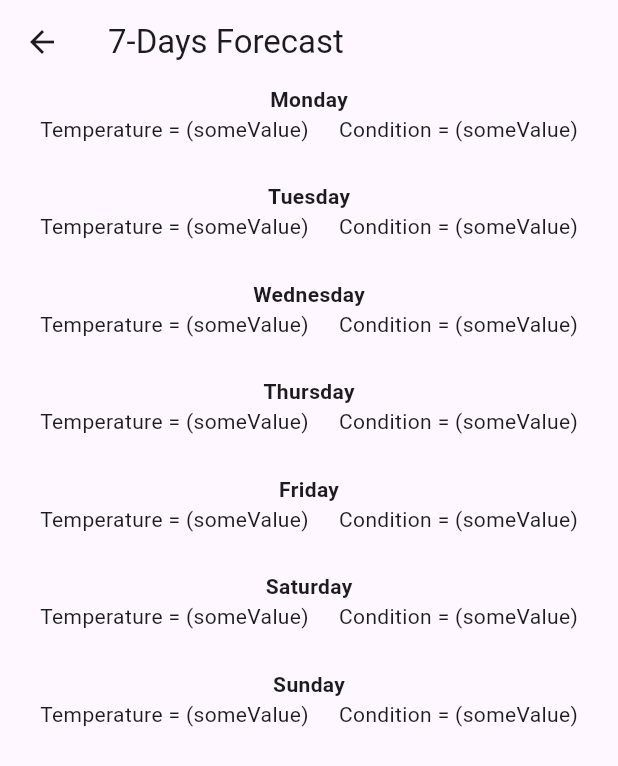
After one commit to iKeiNagai/Mobile-Apps, a Flutter app: the screen it shows after launch, after a tap on "7-day weather", on a phone screen of 412 x 824 dp. The commit adds this screen. Shown: the top 766 px of the screen. Run offline on Flutter 3.47's test engine with Material 3 defaults, Android fonts, the phone set to English and light mode, and no system bars.

Commit message:
Implemented 7-day weather forecast feature

```diff
--- a/weather_info_app/lib/main.dart
+++ b/weather_info_app/lib/main.dart
@@ -1,5 +1,6 @@
 import 'package:flutter/material.dart';
 import 'dart:math';
+import 'sevenDayForecast.dart';
 
 void main() {
   runApp(MyApp());
@@ -75,6 +76,16 @@ class _HomePageState extends State<HomePage> {
                       });
                     },
                     child: Text('Fetch Weather')),
+                OutlinedButton(
+                  onPressed:(){
+                    Navigator.push(
+                            context,
+                            MaterialPageRoute(
+                              builder: (context) => sevenDayForecast()
+                            ),
+                          );
+                  },
+                  child: Text("7-day weather"))
               ],
             ),
             SizedBox(height: 20),
--- /dev/null
+++ b/weather_info_app/lib/sevenDayForecast.dart
@@ -0,0 +1,82 @@
+import 'package:flutter/material.dart';
+
+class sevenDayForecast extends StatelessWidget {
+
+  @override
+  Widget build(BuildContext context) {
+    return Scaffold(
+      appBar: AppBar(
+        title: Text('7-Days Forecast'),
+      ),
+      body: Center(
+        child: Column(
+          children: <Widget>[
+            Text("Monday",
+            style: TextStyle(fontWeight: FontWeight.bold)),
+            Row(mainAxisAlignment: MainAxisAlignment.center,
+            children: <Widget>[
+              Text("Temperature = (someValue)"),
+              SizedBox(width: 20),
+              Text("Condition = (someValue)")
+            ]),
+            SizedBox(height: 25),
+            Text("Tuesday",
+            style: TextStyle(fontWeight: FontWeight.bold)),
+            Row(mainAxisAlignment: MainAxisAlignment.center,
+            children: <Widget>[
+              Text("Temperature = (someValue)"),
+              SizedBox(width: 20),
+              Text("Condition = (someValue)")
+            ]),
+            SizedBox(height: 25),
+            Text("Wednesday",
+            style: TextStyle(fontWeight: FontWeight.bold)),
+            Row(mainAxisAlignment: MainAxisAlignment.center,
+            children: <Widget>[
+              Text("Temperature = (someValue)"),
+              SizedBox(width: 20),
+              Text("Condition = (someValue)")
+            ]),
+            SizedBox(height: 25),
+            Text("Thursday",
+            style: TextStyle(fontWeight: FontWeight.bold)),
+            Row(mainAxisAlignment: MainAxisAlignment.center,
+            children: <Widget>[
+              Text("Temperature = (someValue)"),
+              SizedBox(width: 20),
+              Text("Condition = (someValue)")
+            ]),
+            SizedBox(height: 25),
+            Text("Friday",
+            style: TextStyle(fontWeight: FontWeight.bold)),
+            Row(mainAxisAlignment: MainAxisAlignment.center,
+            children: <Widget>[
+              Text("Temperature = (someValue)"),
+              SizedBox(width: 20),
+              Text("Condition = (someValue)")
+            ]),
+            SizedBox(height: 25),
+            Text("Saturday",
+            style: TextStyle(fontWeight: FontWeight.bold)),
+            Row(mainAxisAlignment: MainAxisAlignment.center,
+            children: <Widget>[
+              Text("Temperature = (someValue)"),
+              SizedBox(width: 20),
+              Text("Condition = (someValue)")
+            ]),
+            SizedBox(height: 25),
+            Text("Sunday",
+            style: TextStyle(fontWeight: FontWeight.bold)),
+            Row(mainAxisAlignment: MainAxisAlignment.center,
+            children: <Widget>[
+              Text("Temperature = (someValue)"),
+              SizedBox(width: 20),
+              Text("Condition = (someValue)")
+            ]),
+            SizedBox(height: 25),
+          ],
+        ),
+      ),
+    );
+  }
+}
```
